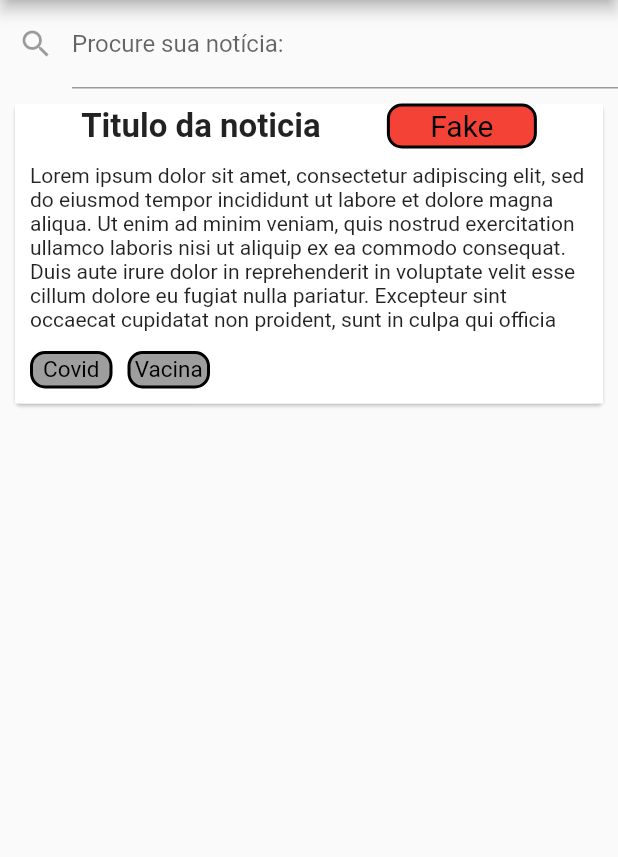
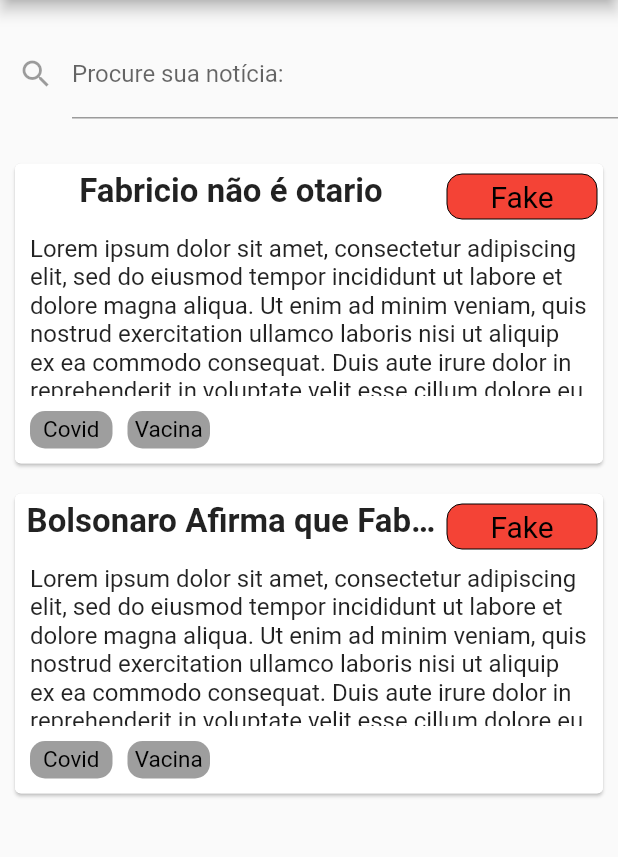
Before and after one commit to matheuskja/fakely, a Flutter app: the screen it shows after launch, on a phone screen of 412 x 824 dp, the part 84-941 px from its top. Run offline on Flutter 3.47's test engine with Material 2 defaults, Android fonts, the phone set to English and light mode, and no system bars.

Commit message:
adding topicsCards

```diff
--- a/front/fakely/lib/cardnews.dart
+++ b/front/fakely/lib/cardnews.dart
@@ -4,6 +4,7 @@
 import 'package:flutter/material.dart';
 import 'package:fakely/cardtext.dart';
 import 'package:fakely/topicoscard.dart';
+import 'package:fakely/imagemcard.dart';
 
 class NewsCard extends StatelessWidget {
   String title;
@@ -24,6 +25,7 @@
     }
     return GestureDetector(
       child: Card(
+        clipBehavior: Clip.antiAlias,
         margin: EdgeInsets.all(10),
         child: Container(
           width: double.infinity,
@@ -34,13 +36,16 @@
               Row(
                 mainAxisAlignment: MainAxisAlignment.spaceEvenly,
                 children: [
-                  TitleCard("Titulo da noticia"),
+                  TitleCard(this.title),
                   FakeCard(true),
                 ],
               ),
+
               Expanded(
                 child: CardText(this.text),
               ),
+              // Expanded(child: ImagemCard(),flex: 100000,)
+
               Row(
                 mainAxisAlignment: MainAxisAlignment.start,
                 children: topicos.map((e) => TopicosCard(e)).toList(),
--- a/front/fakely/lib/cardtext.dart
+++ b/front/fakely/lib/cardtext.dart
@@ -19,7 +19,7 @@
           // softWrap: true,
 
           style: TextStyle(
-            fontSize: 14,
+            fontSize: 16,
           ),
         ),
       ),
--- a/front/fakely/lib/fakecard.dart
+++ b/front/fakely/lib/fakecard.dart
@@ -17,6 +17,7 @@
   Widget build(BuildContext context) {
     // TODO: implement build
     return Container(
+      margin: EdgeInsets.only(top:7,),
       width: 100,
       height: 30,
       alignment: Alignment.center,
@@ -24,7 +25,7 @@
         color: this.color,
         borderRadius: BorderRadius.circular(10),
         border: Border.all(
-          width: 2,
+          width: 0,
         ),
       ),
       child: Text(
--- a/front/fakely/lib/homepage.dart
+++ b/front/fakely/lib/homepage.dart
@@ -6,21 +6,21 @@
   @override
   Widget build(BuildContext context) {
     String text_test = "Lorem ipsum dolor sit amet, consectetur adipiscing elit, sed do eiusmod tempor incididunt ut labore et dolore magna aliqua. Ut enim ad minim veniam, quis nostrud exercitation ullamco laboris nisi ut aliquip ex ea commodo consequat. Duis aute irure dolor in reprehenderit in voluptate velit esse cillum dolore eu fugiat nulla pariatur. Excepteur sint occaecat cupidatat non proident, sunt in culpa qui officia deserunt mollit anim id est laborum.";
+    List<String> noticias = ["Fabricio não é otario","Bolsonaro Afirma que Fabricio não é otario"];
     return MaterialApp(
       home: Scaffold(
         appBar: AppBar(
           backgroundColor: Colors.green[200],
           title: Text("Fakely"),
         ),
+
         body: Container(
           child: Column(
               children: [
               SearchBar(),
               Expanded(
                 child: ListView(
-                  children: [
-                    NewsCard("Titulo da Noticia", text_test)
-                  ],
+                  children: noticias.map((e) => NewsCard(e,text_test)).toList(),
                 ),
               ),
             ],
--- a/front/fakely/lib/newspage.dart
+++ b/front/fakely/lib/newspage.dart
@@ -36,6 +36,7 @@
             ],
           ),
         ),
+        body: Image.asset('assets/images/Image.png', scale: 0.8,),
       ),
     );
   }
--- a/front/fakely/lib/searchbar.dart
+++ b/front/fakely/lib/searchbar.dart
@@ -10,6 +10,7 @@
   @override
   Widget build(BuildContext context) {
     return Container(
+      margin: EdgeInsets.only(bottom: 20, top: 20),
       alignment: Alignment.center,
       width: double.infinity,
       child: Row(
--- a/front/fakely/lib/titlecard.dart
+++ b/front/fakely/lib/titlecard.dart
@@ -6,11 +6,16 @@
   @override
   Widget build(BuildContext context) {
     // TODO: implement build
-    return Text(
-      this._title,
-      style: TextStyle(
-        fontSize: 22,
-        fontWeight: FontWeight.bold,
+    return Container(
+      width: 280,
+      child: Text(
+        this._title,
+        textAlign: TextAlign.center,
+        style: TextStyle(
+          fontSize: 22,
+          fontWeight: FontWeight.bold,
+        ),
+        overflow: TextOverflow.ellipsis,
       ),
     );
   }
--- a/front/fakely/lib/topicoscard.dart
+++ b/front/fakely/lib/topicoscard.dart
@@ -9,7 +9,7 @@
 }
 
 class _TopicosCardState extends State<TopicosCard> {
-  bool selected;
+  bool selected = false;
   Color col = Colors.grey;
   @override
   Widget build(BuildContext context) {
@@ -23,9 +23,7 @@
         decoration: BoxDecoration(
           color: col,
           borderRadius: BorderRadius.circular(10),
-          border: Border.all(
-            width: 2,
-          ),
+
         ),
         child: Text(
           this.widget._topico,
@@ -37,9 +35,8 @@
         ),
       ),
       onTap: ()=>setState(() {
-        this.selected = !this.selected;
-        this.col = this.selected ? Colors.purple : Colors.grey;
-        print("ok");
+        this.selected = this.selected ? false : true;
+        this.col = this.selected ? Colors.blueAccent[100] : Colors.grey;
       }),
     );
   }
--- a/front/fakely/pubspec.yaml
+++ b/front/fakely/pubspec.yaml
@@ -42,7 +42,8 @@
   # included with your application, so that you can use the icons in
   # the material Icons class.
   uses-material-design: true
-
+  assets:
+    - assets/images/Imagem.png
   # To add assets to your application, add an assets section, like this:
   # assets:
   #   - images/a_dot_burr.jpeg
```
Also changed, not shown: front/fakely/lib/imagemcard.dart (+12 -4 lines), front/fakely/assets/images/Imagem.png (added), 1 other file.
